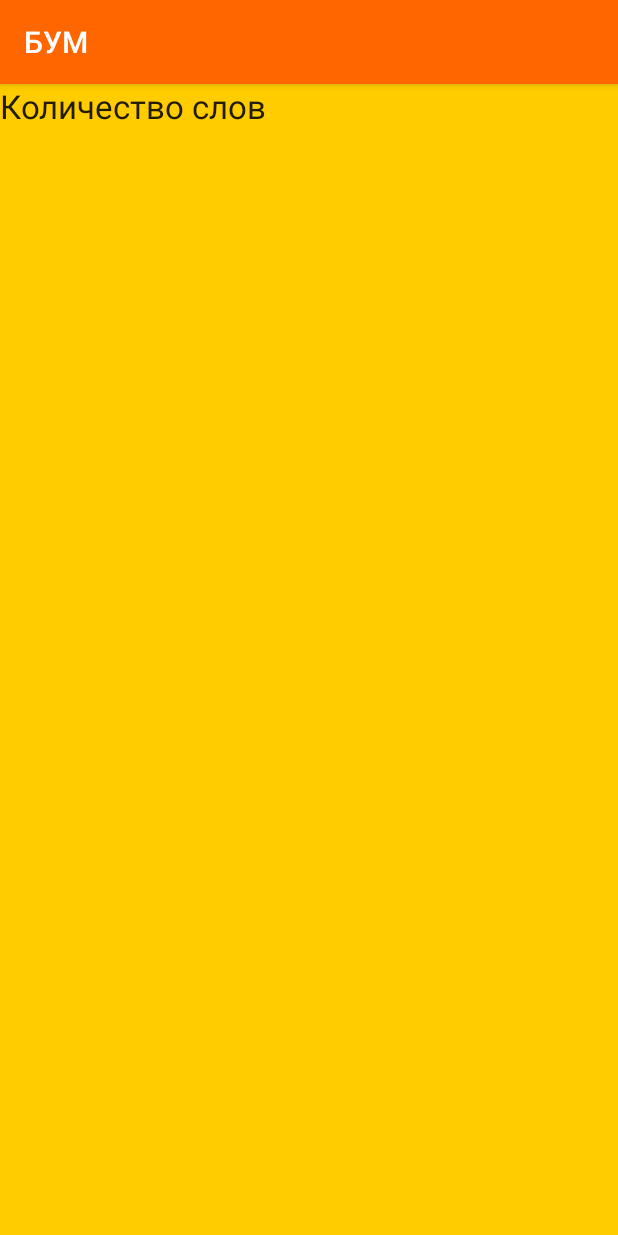
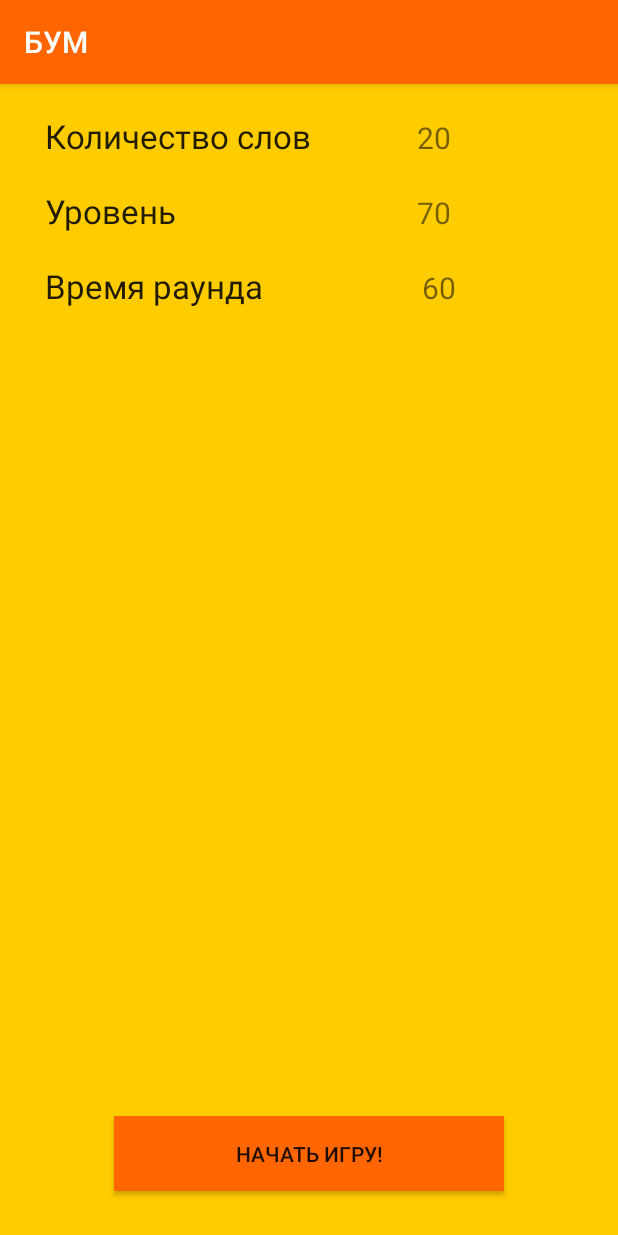
Before and after one commit to Nadtochii/boom, an Android app: the fragment FragmentInfo placed in its activity, on a phone screen of 412 x 824 dp. Run offline under Robolectric (Android 15) with nearby library versions, the phone set to English and light mode, and no system bars.

Commit message:
Add Info View fields

```diff
--- a/app/src/main/java/com/example/sasha/myapplication/fragments/FragmentInfo.java
+++ b/app/src/main/java/com/example/sasha/myapplication/fragments/FragmentInfo.java
@@ -5,8 +5,10 @@ import android.support.v4.app.Fragment;
 import android.view.LayoutInflater;
 import android.view.View;
 import android.view.ViewGroup;
+import android.widget.TextView;
 
 import com.example.sasha.myapplication.R;
+import com.example.sasha.myapplication.game.Game;
 
 /**
  * Created by Sasha on 03.05.2016.
@@ -14,12 +16,20 @@ import com.example.sasha.myapplication.R;
 public class FragmentInfo extends Fragment {
     private View mView;
 
+    public int mNumWords;
+
     @Override
     public View onCreateView(LayoutInflater inflater, ViewGroup container, Bundle icicle) {
         if (mView != null)
             return mView;
 
         mView = inflater.inflate(R.layout.fragment_info, container, false);
+
+        mNumWords = Game.getCurrentGame().getNumWords();
+
+        final TextView wordsNumberView = (TextView) mView.findViewById(R.id.wordsNumber);
+        wordsNumberView.setText(String.valueOf(mNumWords));
+
         return mView;
     }
 }
--- a/app/src/main/java/com/example/sasha/myapplication/fragments/FragmentTeams.java
+++ b/app/src/main/java/com/example/sasha/myapplication/fragments/FragmentTeams.java
@@ -76,6 +76,8 @@ public class FragmentTeams extends Fragment {
         mNextButton.setOnClickListener(new View.OnClickListener() {
             @Override
             public void onClick(View v) {
+                Game.setCurrentGame(new Game(mTeamNumbers.getProgress() + Game.MIN_TEAMS_COUNT,
+                        mLevel.getProgress() + Game.MIN_GAME_LEVEL));
                 getActivity().getSupportFragmentManager().beginTransaction().replace(R.id.fragment_container, new FragmentInfo()).addToBackStack(null).commit();
             }
         });
--- a/app/src/main/res/layout/fragment_info.xml
+++ b/app/src/main/res/layout/fragment_info.xml
@@ -3,6 +3,17 @@
     android:orientation="vertical" android:layout_width="match_parent"
     android:layout_height="match_parent"
     android:background="@color/backgroundColor">
+
+
+    <Button
+        android:layout_width="@dimen/mainBtnWidth"
+        android:layout_height="@dimen/mainBtnHeight"
+        android:layout_alignParentBottom="true"
+        android:layout_centerHorizontal="true"
+        android:background="@color/btnBackgroundColor"
+        android:layout_marginBottom="@dimen/margin_bottom"
+        android:id="@+id/startGameBtn"
+        android:text="@string/start_game"/>
 
     <LinearLayout
         android:orientation="vertical"
@@ -14,20 +25,75 @@
         <LinearLayout
             android:orientation="horizontal"
             android:layout_width="match_parent"
-            android:layout_height="match_parent">
+            android:layout_height="@dimen/infoRowHeight">
 
             <TextView
                 android:layout_width="wrap_content"
-                android:layout_height="wrap_content"
+                android:layout_height="@dimen/infoRowHeight"
+                android:layout_marginTop="@dimen/infoMarginTop"
+                android:layout_marginLeft="@dimen/infoMarginLeft"
                 android:textAppearance="?android:attr/textAppearanceLarge"
                 android:text="@string/words_number"
                 android:id="@+id/textWordsNumber"/>
 
             <TextView
                 android:layout_width="wrap_content"
-                android:layout_height="wrap_content"
+                android:layout_height="@dimen/infoRowHeight"
+                android:layout_marginTop="@dimen/infoMarginTop"
+                android:layout_marginLeft="70dp"
                 android:id="@+id/wordsNumber"
-                android:textSize="20sp" />
+                android:text="100"
+                android:textSize="@dimen/infoTextSize"/>
+        </LinearLayout>
+
+        <LinearLayout
+            android:orientation="horizontal"
+            android:layout_width="match_parent"
+            android:layout_height="@dimen/infoRowHeight">
+
+            <TextView
+                android:layout_width="wrap_content"
+                android:layout_height="@dimen/infoRowHeight"
+                android:textAppearance="?android:attr/textAppearanceLarge"
+                android:layout_marginTop="@dimen/infoMarginTop"
+                android:layout_marginLeft="@dimen/infoMarginLeft"
+                android:text="@string/level"
+                android:id="@+id/textLevelInfo"/>
+
+            <TextView
+                android:layout_width="wrap_content"
+                android:layout_height="@dimen/infoRowHeight"
+                android:layout_marginTop="@dimen/infoMarginTop"
+                android:layout_marginLeft="160dp"
+                android:id="@+id/levelInfo"
+                android:text="70"
+                android:textSize="@dimen/infoTextSize" />
+
+        </LinearLayout>
+
+        <LinearLayout
+            android:orientation="horizontal"
+            android:layout_width="match_parent"
+            android:layout_height="@dimen/infoRowHeight">
+
+            <TextView
+                android:layout_width="wrap_content"
+                android:layout_height="@dimen/infoRowHeight"
+                android:textAppearance="?android:attr/textAppearanceLarge"
+                android:layout_marginTop="@dimen/infoMarginTop"
+                android:layout_marginLeft="@dimen/infoMarginLeft"
+                android:text="@string/round_time"
+                android:id="@+id/textRoundTime"/>
+
+            <TextView
+                android:layout_width="wrap_content"
+                android:layout_height="@dimen/infoRowHeight"
+                android:layout_marginTop="@dimen/infoMarginTop"
+                android:layout_marginLeft="106dp"
+                android:id="@+id/RoundTime"
+                android:text="60"
+                android:textSize="@dimen/infoTextSize" />
+
         </LinearLayout>
 
     </LinearLayout>
--- a/app/src/main/res/layout/fragment_teams.xml
+++ b/app/src/main/res/layout/fragment_teams.xml
@@ -54,6 +54,7 @@
                 android:textSize="20sp"
                 android:text="2"/>
 
+
         </LinearLayout>
 
         <TextView
--- a/app/src/main/res/values/dims.xml
+++ b/app/src/main/res/values/dims.xml
@@ -5,4 +5,8 @@
     <dimen name="teamBtnHeight">50dp</dimen>
     <dimen name="teamBtnWidth">260dp</dimen>
     <dimen name="margin_bottom">30dp</dimen>
+    <dimen name="infoMarginTop">20dp</dimen>
+    <dimen name="infoMarginLeft">30dp</dimen>
+    <dimen name="infoRowHeight">50dp</dimen>
+    <dimen name="infoTextSize">20sp</dimen>
 </resources>
--- a/app/src/main/res/values/strings.xml
+++ b/app/src/main/res/values/strings.xml
@@ -7,5 +7,7 @@
     <string name="teams_number">Количество команд</string>
     <string name="level">Уровень</string>
     <string name="words_number">Количество слов</string>
-    <string name="round_tima">Время раунда</string>
+    <string name="round_time">Время раунда</string>
+    <string name="start_game">Начать игру!</string>
+    <string name="start_round">Начать раунд!</string>
 </resources>
```
